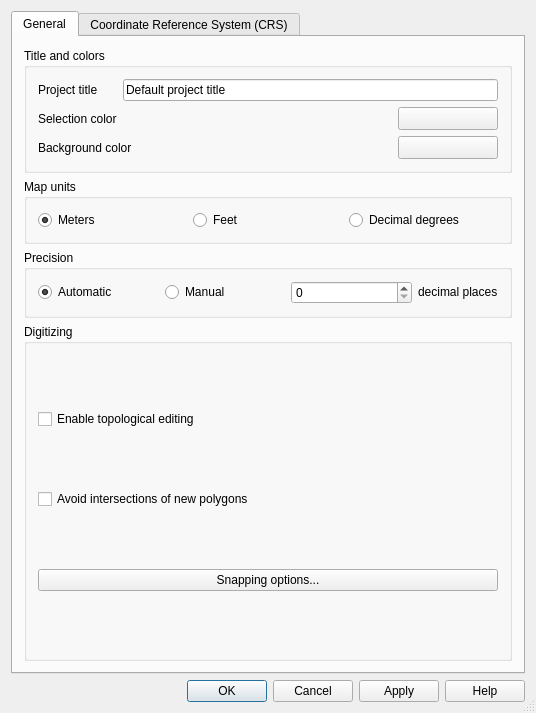
Above: qgis/src/ui/qgsprojectpropertiesbase.ui from sourcepole/qgis before the change. Below: the same form after it.
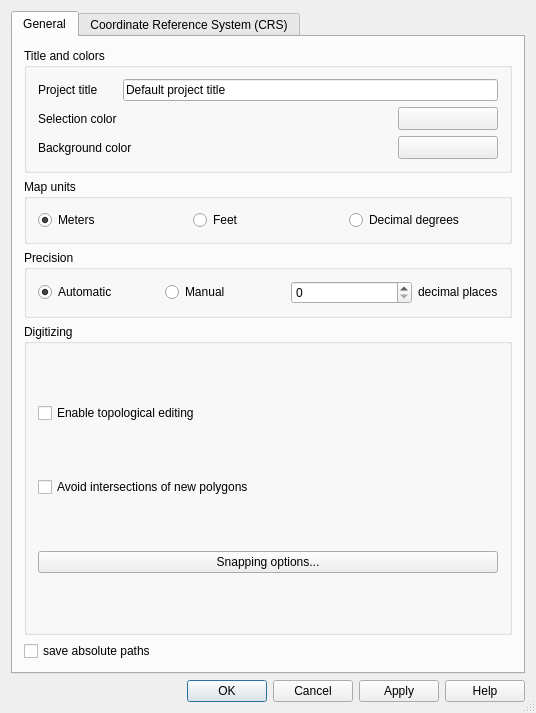
That is the form after the change. Icons and pictures are not drawn. Custom widgets are drawn as their Qt base class.

Commit message: make saving of relative pathes of file data sources optional

Diff of the .ui file:
```diff
--- a/qgis/src/ui/qgsprojectpropertiesbase.ui
+++ b/qgis/src/ui/qgsprojectpropertiesbase.ui
@@ -275,6 +275,13 @@
          </layout>
         </widget>
        </item>
+       <item row="4" column="0">
+        <widget class="QCheckBox" name="cbxAbsolutePath">
+         <property name="text">
+          <string>save absolute paths</string>
+         </property>
+        </widget>
+       </item>
       </layout>
      </widget>
      <widget class="QWidget" name="tab2" >
@@ -320,7 +327,7 @@
    </item>
   </layout>
  </widget>
- <layoutdefault spacing="6" margin="11" />
+ <layoutdefault spacing="6" margin="11"/>
  <customwidgets>
   <customwidget>
    <class>QgsColorButton</class>
```
Left out of the diff: 262 changed lines with no effect on the pictures. The commit also changes 2 other files.
